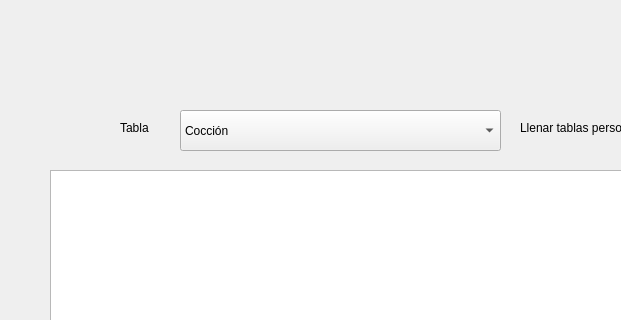
Above: interfaces/ventanas_produccion/Ingreso_datos_produccion.ui from EscuelaProyectosPOO/simulacion before the change; both pictures show x 0 to 621 and y 0 to 320 of the 1006 by 606 pixel window. Below: the same form after it.
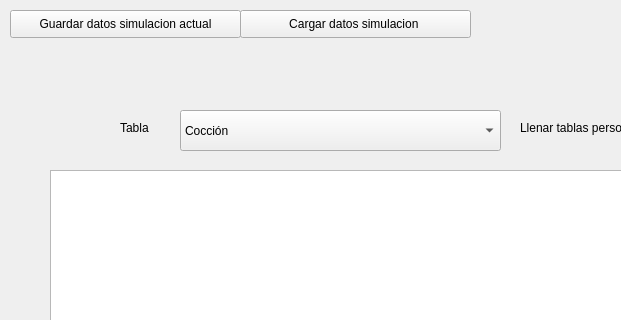
That is the form after the change.

Commit message: conexion de ventanas produccion, ventas a los files, y creacion de el paquete templates

The edit to the form file:
```diff
--- a/interfaces/ventanas_produccion/Ingreso_datos_produccion.ui
+++ b/interfaces/ventanas_produccion/Ingreso_datos_produccion.ui
@@ -292,6 +292,32 @@
     <string/>
    </property>
   </widget>
+  <widget class="QPushButton" name="btncargar">
+   <property name="geometry">
+    <rect>
+     <x>240</x>
+     <y>10</y>
+     <width>231</width>
+     <height>28</height>
+    </rect>
+   </property>
+   <property name="text">
+    <string>Cargar datos simulacion </string>
+   </property>
+  </widget>
+  <widget class="QPushButton" name="btndatos">
+   <property name="geometry">
+    <rect>
+     <x>10</x>
+     <y>10</y>
+     <width>231</width>
+     <height>28</height>
+    </rect>
+   </property>
+   <property name="text">
+    <string>Guardar datos simulacion actual</string>
+   </property>
+  </widget>
  </widget>
  <resources/>
  <connections/>
```
Left out of the diff: 2 changed lines with no effect on the pictures. The commit also changes 10 other files.
